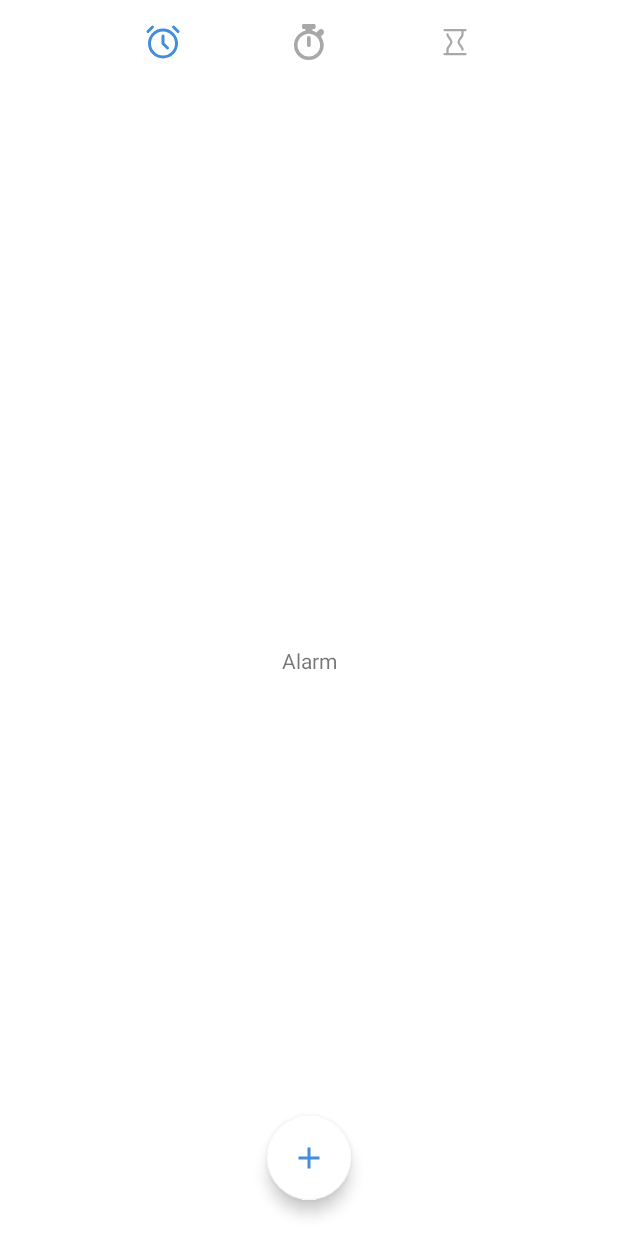
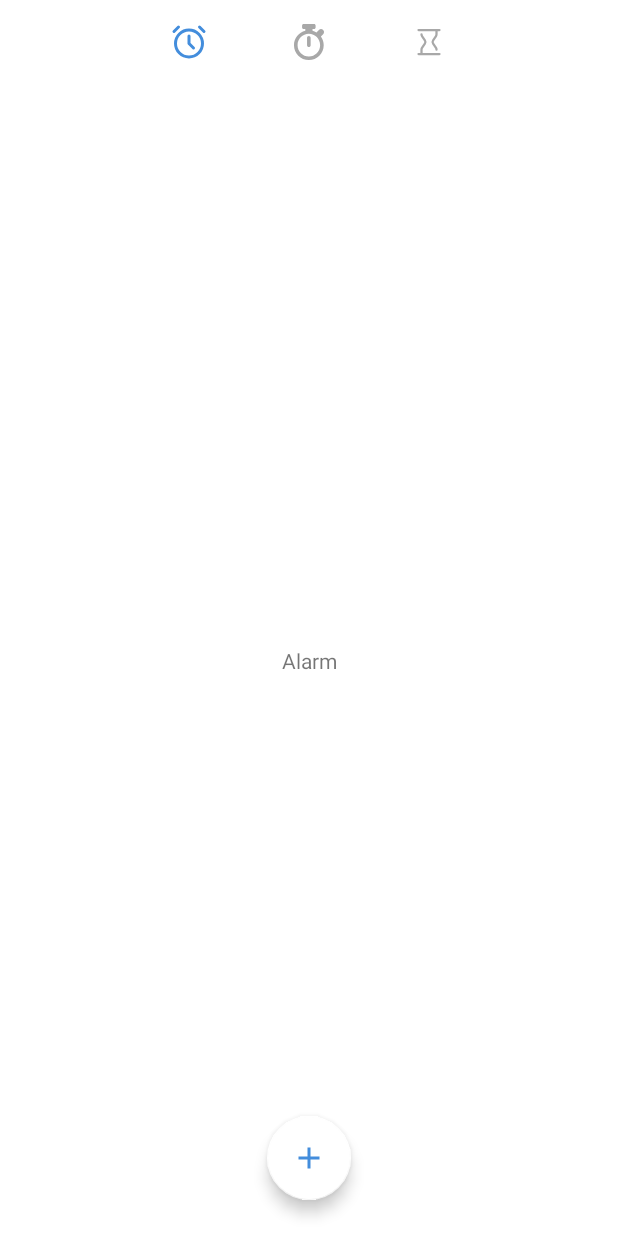
Before and after one commit to etokoc/ClockTracker, an Android app: the screen it shows after launch (ClockActivity), on a phone screen of 412 x 824 dp. Run offline under Robolectric (Android 15) with nearby library versions, the phone set to English and light mode, and no system bars; our stand-ins replace navigation-ui.

Commit message:
bottom nav üzerinde değişiklik yapıldı.Screen orientation değiştirildi.

```diff
--- a/app/src/main/AndroidManifest.xml
+++ b/app/src/main/AndroidManifest.xml
@@ -14,6 +14,7 @@
         android:theme="@style/Theme.ClockTracker"
         tools:targetApi="31">
         <activity
+            android:screenOrientation="portrait"
             android:name=".ui.view.activity.ClockActivity"
             android:exported="true">
             <intent-filter>
--- a/app/src/main/res/layout/activity_main.xml
+++ b/app/src/main/res/layout/activity_main.xml
@@ -20,12 +20,12 @@
 
     <com.google.android.material.bottomnavigation.BottomNavigationView
         android:id="@+id/clockMenuBar"
-        android:layout_width="match_parent"
+        android:layout_width="300dp"
         android:layout_height="wrap_content"
         app:itemIconTint="@drawable/bottom_bar_selector"
         app:elevation="0dp"
-        android:paddingStart="60dp"
-        android:paddingEnd="60dp"
+        android:paddingStart="30dp"
+        android:paddingEnd="30dp"
         app:itemRippleColor="@color/white"
         app:labelVisibilityMode="unlabeled"
         app:layout_constraintEnd_toEndOf="parent"
--- a/app/src/main/res/navigation/clock_navigation.xml
+++ b/app/src/main/res/navigation/clock_navigation.xml
@@ -16,7 +16,9 @@
             app:enterAnim="@anim/from_right"
             app:exitAnim="@anim/to_left"
             app:popEnterAnim="@anim/from_left"
-            app:popExitAnim="@anim/to_right" />
+            app:popExitAnim="@anim/to_right"
+            app:popUpTo="@id/alarmFragment"
+            app:popUpToInclusive="true" />
     </fragment>
     <fragment
         android:id="@+id/counterFragment"
```
